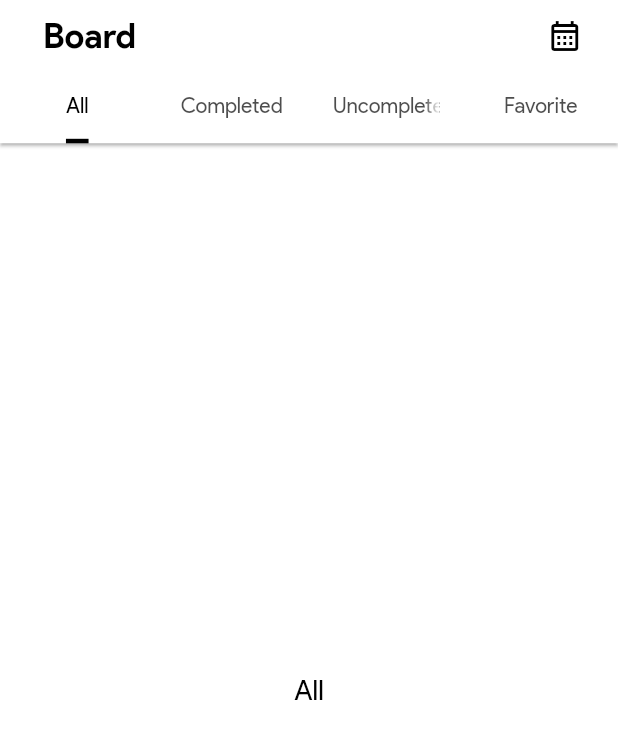
After one commit to umrhsn/ToDoApp, a Flutter app: the screen it shows after launch, on a phone screen of 412 x 824 dp. The commit adds this screen. Shown: the top 739 px of the screen. Run offline on Flutter 3.47's test engine with Material 2 defaults, Android fonts, the light colour scheme and no system bars; our stand-ins replace equatable, flutter_bloc, flutter_screenutil.

Commit message:
created TabBar fragments

```diff
--- /dev/null
+++ b/lib/src/features/board/presentation/fragments/all_fragment.dart
@@ -0,0 +1,15 @@
+import 'package:flutter/material.dart';
+
+class AllFragment extends StatefulWidget {
+  const AllFragment({Key? key}) : super(key: key);
+
+  @override
+  State<AllFragment> createState() => _AllFragmentState();
+}
+
+class _AllFragmentState extends State<AllFragment> {
+  @override
+  Widget build(BuildContext context) {
+    return Center(child: Text('All'));
+  }
+}
--- a/lib/src/features/board/presentation/screens/board_screen.dart
+++ b/lib/src/features/board/presentation/screens/board_screen.dart
@@ -14,7 +14,7 @@
 
 class _BoardScreenState extends State<BoardScreen> {
   Widget _buildBodyContent() {
-    return const BoardContent();
+    return BoardContent();
   }
 
   final appBar = AppBarWidget(
--- a/lib/src/features/board/presentation/widgets/board_content.dart
+++ b/lib/src/features/board/presentation/widgets/board_content.dart
@@ -1,17 +1,23 @@
 import 'package:flutter/material.dart';
+import 'package:to_do_app/src/features/board/presentation/fragments/all_fragment.dart';
+import 'package:to_do_app/src/features/board/presentation/fragments/completed_fragment.dart';
+import 'package:to_do_app/src/features/board/presentation/fragments/favorite_fragment.dart';
+import 'package:to_do_app/src/features/board/presentation/fragments/uncompleted_fragment.dart';
 
 class BoardContent extends StatelessWidget {
-  const BoardContent({Key? key}) : super(key: key);
+  BoardContent({Key? key}) : super(key: key);
+
+  final List<Widget> boardScreenFragments = [
+    AllFragment(),
+    CompletedFragment(),
+    UncompletedFragment(),
+    FavoriteFragment(),
+  ];
 
   @override
   Widget build(BuildContext context) {
-    return const TabBarView(
-      children: [
-        Center(child: Text('All')),
-        Center(child: Text('Completed')),
-        Center(child: Text('Uncompleted')),
-        Center(child: Text('Favorite')),
-      ],
+    return TabBarView(
+      children: boardScreenFragments,
     );
   }
 }
```
Also changed, not shown: lib/src/features/board/presentation/fragments/completed_fragment.dart (added, +15 -0 lines), lib/src/features/board/presentation/fragments/favorite_fragment.dart (added, +15 -0 lines), lib/src/features/board/presentation/fragments/uncompleted_fragment.dart (added, +15 -0 lines).
